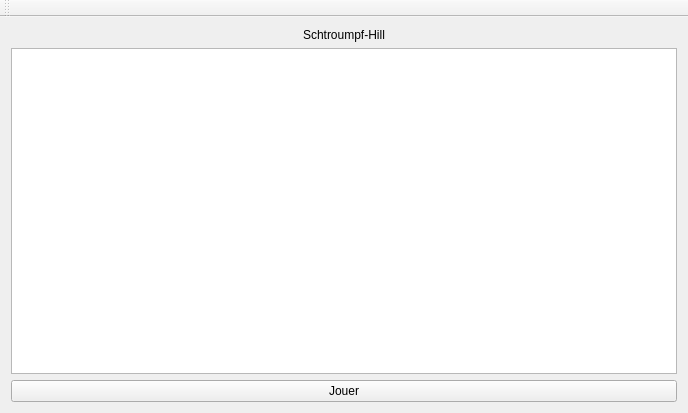
UKyz/SmurfHill, file view.ui: the form before one commit.
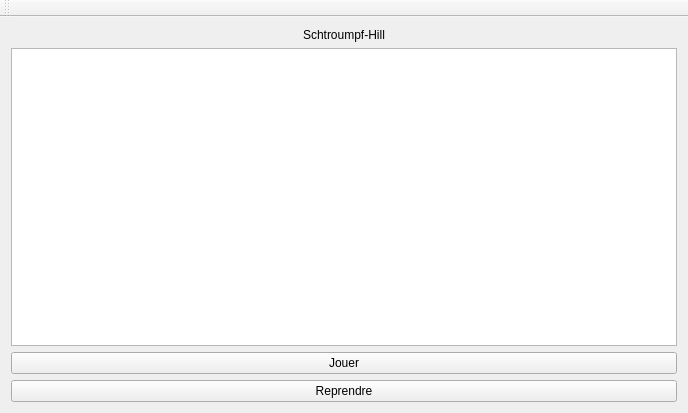
The form after the commit.

```diff
--- a/view.ui
+++ b/view.ui
@@ -27,7 +27,20 @@
         </property>
        </widget>
       </item>
-      <item row="3" column="1" alignment="Qt::AlignVCenter">
+      <item row="1" column="1">
+       <widget class="QGraphicsView" name="graphicsView"/>
+      </item>
+      <item row="3" column="1">
+       <widget class="QPushButton" name="pushButton_2">
+        <property name="enabled">
+         <bool>true</bool>
+        </property>
+        <property name="text">
+         <string>Reprendre</string>
+        </property>
+       </widget>
+      </item>
+      <item row="2" column="1">
        <widget class="QPushButton" name="pushButton">
         <property name="minimumSize">
          <size>
```
Left out of the diff: 5 changed lines with no effect on the pictures.
